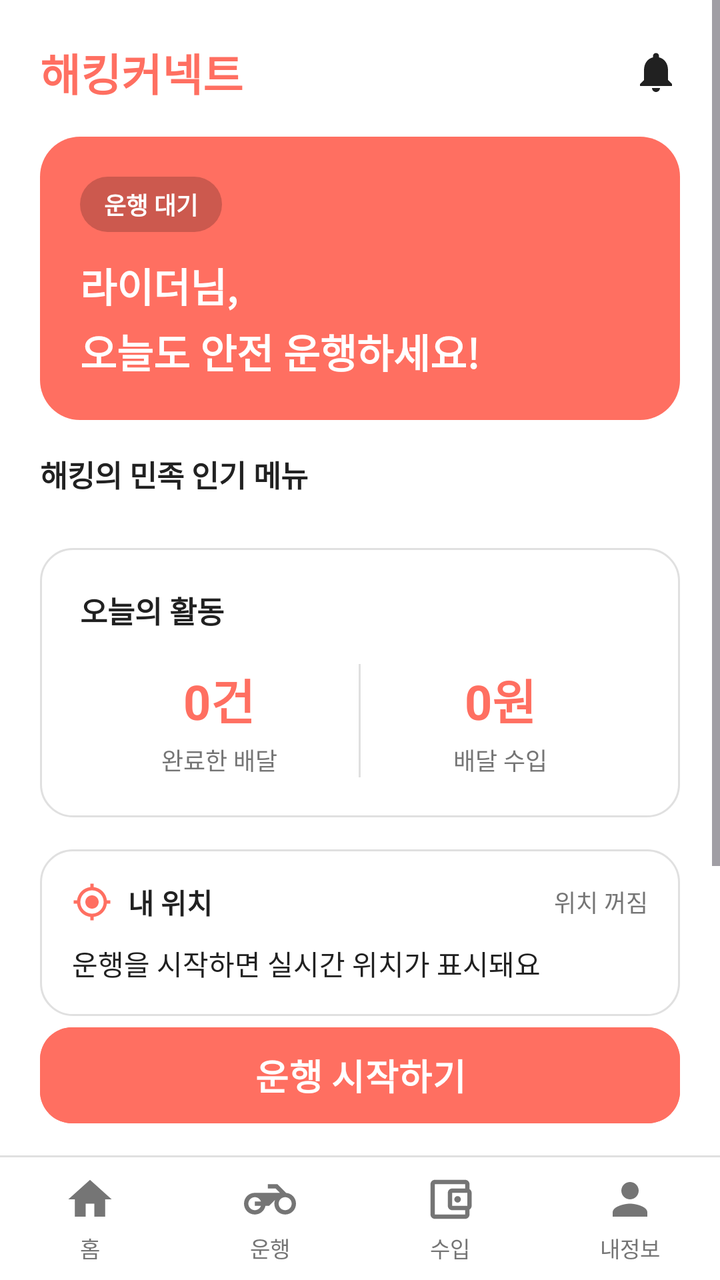
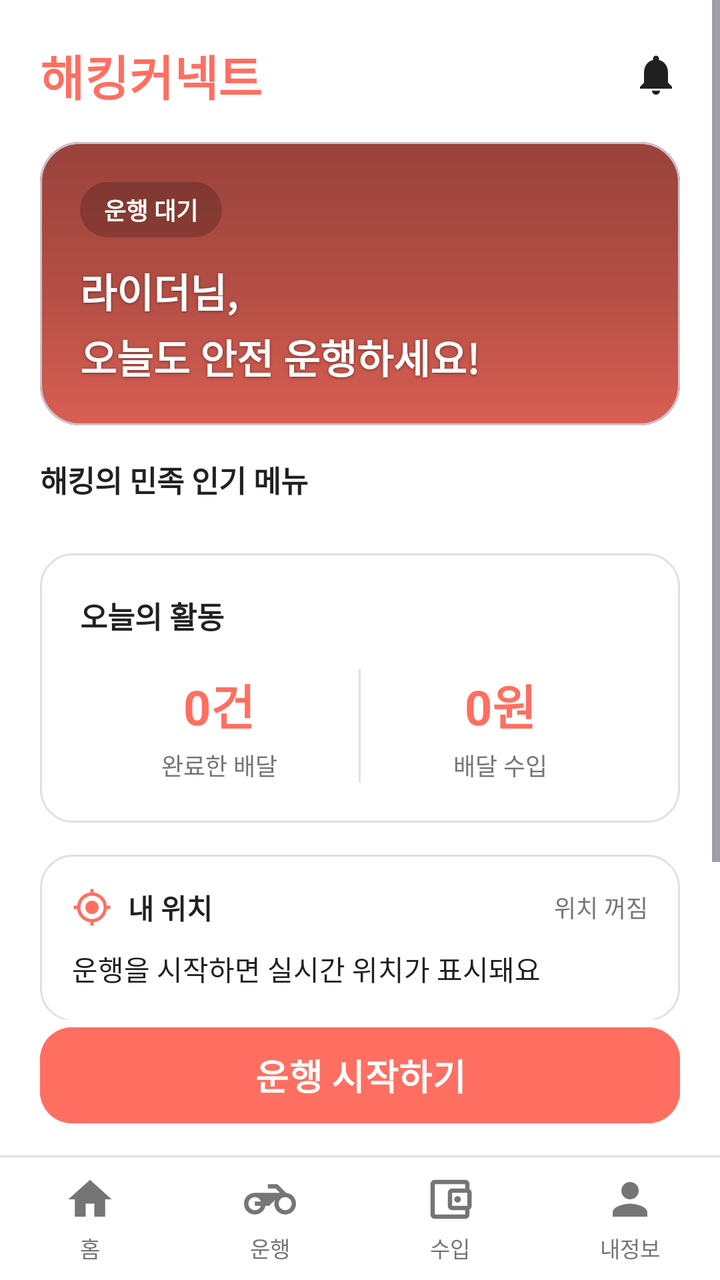

Two renders of the same Android screen: before a commit and after it. Below are the layout's source before the change and the commit's diff.
<!-- AndroidManifest.xml: application theme Theme.Connect -->
<!-- res/layout/activity_home.xml -->
<?xml version="1.0" encoding="utf-8"?>
<LinearLayout xmlns:android="http://schemas.android.com/apk/res/android"
    xmlns:app="http://schemas.android.com/apk/res-auto"
    android:layout_width="match_parent"
    android:layout_height="match_parent"
    android:orientation="vertical"
    android:background="@color/bg_deep">

    <ScrollView
        android:layout_width="match_parent"
        android:layout_height="0dp"
        android:layout_weight="1"
        android:fillViewport="true">

        <LinearLayout
            android:layout_width="match_parent"
            android:layout_height="wrap_content"
            android:orientation="vertical"
            android:padding="20dp">

            
            <LinearLayout
                android:layout_width="match_parent"
                android:layout_height="wrap_content"
                android:orientation="horizontal"
                android:gravity="center_vertical"
                android:layout_marginBottom="16dp">

                <TextView
                    android:layout_width="0dp"
                    android:layout_height="wrap_content"
                    android:layout_weight="1"
                    android:text="해킹커넥트"
                    android:textSize="22sp"
                    android:textStyle="bold"
                    android:textColor="@color/coral_primary"/>

                <ImageView
                    android:layout_width="24dp"
                    android:layout_height="24dp"
                    android:src="@drawable/ic_bell"
                    app:tint="@color/text_primary"
                    android:contentDescription="알림"/>
            </LinearLayout>

            
            <LinearLayout
                android:layout_width="match_parent"
                android:layout_height="wrap_content"
                android:orientation="vertical"
                android:background="@drawable/bg_card_coral"
                android:padding="20dp"
                android:layout_marginBottom="16dp">

                <TextView
                    android:id="@+id/tv_duty_state"
                    android:layout_width="wrap_content"
                    android:layout_height="wrap_content"
                    android:text="운행 대기"
                    android:textSize="12sp"
                    android:textStyle="bold"
                    android:textColor="#FFFFFF"
                    android:background="@drawable/bg_chip_off_duty"
                    android:paddingStart="12dp"
                    android:paddingEnd="12dp"
                    android:paddingTop="5dp"
                    android:paddingBottom="5dp"
                    android:layout_marginBottom="12dp"/>

                <TextView
                    android:id="@+id/tv_greeting"
                    android:layout_width="wrap_content"
                    android:layout_height="wrap_content"
                    android:text="라이더님,\n오늘도 안전 운행하세요!"
                    android:textSize="20sp"
                    android:textStyle="bold"
                    android:textColor="#FFFFFF"
                    android:lineSpacingExtra="4dp"/>
            </LinearLayout>

            
            <LinearLayout
                android:id="@+id/section_menus"
                android:layout_width="match_parent"
                android:layout_height="wrap_content"
                android:orientation="vertical"
                android:layout_marginBottom="16dp">

                <TextView
                    android:layout_width="wrap_content"
                    android:layout_height="wrap_content"
                    android:text="해킹의 민족 인기 메뉴"
                    android:textSize="15sp"
                    android:textStyle="bold"
                    android:textColor="@color/text_primary"
                    android:layout_marginBottom="10dp"/>

                <androidx.recyclerview.widget.RecyclerView
                    android:id="@+id/rv_menus"
                    android:layout_width="match_parent"
                    android:layout_height="wrap_content"
                    android:clipToPadding="false"
                    android:nestedScrollingEnabled="false"/>
            </LinearLayout>

            
            <LinearLayout
                android:layout_width="match_parent"
                android:layout_height="wrap_content"
                android:orientation="vertical"
                android:background="@drawable/bg_card"
                android:padding="20dp"
                android:layout_marginBottom="16dp">

                <TextView
                    android:layout_width="wrap_content"
                    android:layout_height="wrap_content"
                    android:text="오늘의 활동"
                    android:textSize="15sp"
                    android:textStyle="bold"
                    android:textColor="@color/text_primary"
                    android:layout_marginBottom="16dp"/>

                <LinearLayout
                    android:layout_width="match_parent"
                    android:layout_height="wrap_content"
                    android:orientation="horizontal">

                    <LinearLayout
                        android:layout_width="0dp"
                        android:layout_height="wrap_content"
                        android:layout_weight="1"
                        android:orientation="vertical"
                        android:gravity="center">

                        <TextView
                            android:id="@+id/tv_today_count"
                            android:layout_width="wrap_content"
                            android:layout_height="wrap_content"
                            android:text="0건"
                            android:textSize="24sp"
                            android:textStyle="bold"
                            android:textColor="@color/coral_primary"/>

                        <TextView
                            android:layout_width="wrap_content"
                            android:layout_height="wrap_content"
                            android:text="완료한 배달"
                            android:textSize="12sp"
                            android:textColor="@color/text_secondary"
                            android:layout_marginTop="4dp"/>
                    </LinearLayout>

                    <View
                        android:layout_width="1dp"
                        android:layout_height="match_parent"
                        android:background="@color/stroke_dim"/>

                    <LinearLayout
                        android:layout_width="0dp"
                        android:layout_height="wrap_content"
                        android:layout_weight="1"
                        android:orientation="vertical"
                        android:gravity="center">

                        <TextView
                            android:id="@+id/tv_today_earn"
                            android:layout_width="wrap_content"
                            android:layout_height="wrap_content"
                            android:text="0원"
                            android:textSize="24sp"
                            android:textStyle="bold"
                            android:textColor="@color/coral_primary"/>

                        <TextView
                            android:layout_width="wrap_content"
                            android:layout_height="wrap_content"
                            android:text="배달 수입"
                            android:textSize="12sp"
                            android:textColor="@color/text_secondary"
                            android:layout_marginTop="4dp"/>
                    </LinearLayout>
                </LinearLayout>
            </LinearLayout>

            
            <LinearLayout
                android:id="@+id/card_location"
                android:layout_width="match_parent"
                android:layout_height="wrap_content"
                android:orientation="vertical"
                android:background="@drawable/bg_card"
                android:padding="16dp"
                android:layout_marginBottom="16dp">

                <LinearLayout
                    android:layout_width="match_parent"
                    android:layout_height="wrap_content"
                    android:orientation="horizontal"
                    android:gravity="center_vertical">

                    <ImageView
                        android:layout_width="20dp"
                        android:layout_height="20dp"
                        android:src="@drawable/ic_gps"
                        app:tint="@color/coral_primary"
                        android:contentDescription="실시간 위치"/>

                    <TextView
                        android:layout_width="0dp"
                        android:layout_height="wrap_content"
                        android:layout_weight="1"
                        android:text="내 위치"
                        android:textSize="14sp"
                        android:textStyle="bold"
                        android:textColor="@color/text_primary"
                        android:layout_marginStart="8dp"/>

                    <View
                        android:id="@+id/dot_live"
                        android:layout_width="8dp"
                        android:layout_height="8dp"
                        android:background="@drawable/bg_dot_live"
                        android:layout_marginEnd="6dp"
                        android:visibility="gone"/>

                    <TextView
                        android:id="@+id/tv_location_state"
                        android:layout_width="wrap_content"
                        android:layout_height="wrap_content"
                        android:text="위치 꺼짐"
                        android:textSize="12sp"
                        android:textColor="@color/text_secondary"/>
                </LinearLayout>

                <TextView
                    android:id="@+id/tv_location_address"
                    android:layout_width="match_parent"
                    android:layout_height="wrap_content"
                    android:text="운행을 시작하면 실시간 위치가 표시돼요"
                    android:textSize="14sp"
                    android:textColor="@color/text_primary"
                    android:layout_marginTop="10dp"/>

                <TextView
                    android:id="@+id/tv_location_coords"
                    android:layout_width="match_parent"
                    android:layout_height="wrap_content"
                    android:text=""
                    android:textSize="12sp"
                    android:textColor="@color/text_secondary"
                    android:fontFamily="monospace"
                    android:layout_marginTop="4dp"
                    android:visibility="gone"/>
            </LinearLayout>

            
            <LinearLayout
                android:id="@+id/card_new_calls"
                android:layout_width="match_parent"
                android:layout_height="wrap_content"
                android:orientation="horizontal"
                android:gravity="center_vertical"
                android:background="@drawable/bg_card"
                android:padding="16dp"
                android:clickable="true"
                android:focusable="true">

                <ImageView
                    android:layout_width="24dp"
                    android:layout_height="24dp"
                    android:src="@drawable/ic_scooter"
                    app:tint="@color/coral_primary"
                    android:contentDescription="신규 콜"/>

                <TextView
                    android:id="@+id/tv_new_calls"
                    android:layout_width="0dp"
                    android:layout_height="wrap_content"
                    android:layout_weight="1"
                    android:text="대기 중인 신규 콜이 없어요"
                    android:textSize="14sp"
                    android:textColor="@color/text_primary"
                    android:layout_marginStart="12dp"/>

                <ImageView
                    android:layout_width="20dp"
                    android:layout_height="20dp"
                    android:src="@drawable/ic_chevron_right"
                    app:tint="@color/text_secondary"
                    android:contentDescription="콜 목록으로"/>
            </LinearLayout>

        </LinearLayout>
    </ScrollView>

    
    <Button
        android:id="@+id/btn_duty"
        android:layout_width="match_parent"
        android:layout_height="56dp"
        android:layout_marginStart="20dp"
        android:layout_marginEnd="20dp"
        android:layout_marginBottom="12dp"
        android:text="운행 시작하기"
        android:textSize="18sp"
        android:textStyle="bold"
        android:textColor="#FFFFFF"
        android:backgroundTint="@color/coral_primary"
        app:cornerRadius="16dp"/>

    <include layout="@layout/bottom_nav"/>

</LinearLayout>
<!-- res/layout/bottom_nav.xml (included above) -->
<?xml version="1.0" encoding="utf-8"?>
<LinearLayout xmlns:android="http://schemas.android.com/apk/res/android"
    xmlns:app="http://schemas.android.com/apk/res-auto"
    android:id="@+id/bottom_nav_root"
    android:layout_width="match_parent"
    android:layout_height="wrap_content"
    android:orientation="vertical"
    android:background="@color/bg_deep">

    <View
        android:layout_width="match_parent"
        android:layout_height="1dp"
        android:background="@color/stroke_dim"/>

    <LinearLayout
        android:layout_width="match_parent"
        android:layout_height="wrap_content"
        android:orientation="horizontal"
        android:paddingTop="8dp"
        android:paddingBottom="8dp">

        
        <LinearLayout
            android:id="@+id/nav_home"
            android:layout_width="0dp"
            android:layout_height="wrap_content"
            android:layout_weight="1"
            android:orientation="vertical"
            android:gravity="center"
            android:clickable="true"
            android:focusable="true"
            android:background="?attr/selectableItemBackgroundBorderless">

            <ImageView
                android:id="@+id/nav_home_icon"
                android:layout_width="26dp"
                android:layout_height="26dp"
                android:src="@drawable/ic_home"
                app:tint="@color/text_secondary"
                android:contentDescription="홈"/>

            <TextView
                android:id="@+id/nav_home_label"
                android:layout_width="wrap_content"
                android:layout_height="wrap_content"
                android:text="홈"
                android:textSize="11sp"
                android:textColor="@color/text_secondary"
                android:layout_marginTop="3dp"/>
        </LinearLayout>

        
        <LinearLayout
            android:id="@+id/nav_delivery"
            android:layout_width="0dp"
            android:layout_height="wrap_content"
            android:layout_weight="1"
            android:orientation="vertical"
            android:gravity="center"
            android:clickable="true"
            android:focusable="true"
            android:background="?attr/selectableItemBackgroundBorderless">

            <FrameLayout
                android:layout_width="wrap_content"
                android:layout_height="wrap_content">

                <ImageView
                    android:id="@+id/nav_delivery_icon"
                    android:layout_width="26dp"
                    android:layout_height="26dp"
                    android:src="@drawable/ic_scooter"
                    app:tint="@color/text_secondary"
                    android:contentDescription="운행"/>

                <TextView
                    android:id="@+id/tv_delivery_badge"
                    android:layout_width="wrap_content"
                    android:layout_height="16dp"
                    android:minWidth="16dp"
                    android:layout_gravity="top|end"
                    android:background="@drawable/bg_notice_badge"
                    android:gravity="center"
                    android:paddingStart="4dp"
                    android:paddingEnd="4dp"
                    android:text=""
                    android:textColor="#FFFFFF"
                    android:textSize="9sp"
                    android:textStyle="bold"
                    android:visibility="gone"/>

            </FrameLayout>

            <TextView
                android:id="@+id/nav_delivery_label"
                android:layout_width="wrap_content"
                android:layout_height="wrap_content"
                android:text="운행"
                android:textSize="11sp"
                android:textColor="@color/text_secondary"
                android:layout_marginTop="3dp"/>
        </LinearLayout>

        
        <LinearLayout
            android:id="@+id/nav_earnings"
            android:layout_width="0dp"
            android:layout_height="wrap_content"
            android:layout_weight="1"
            android:orientation="vertical"
            android:gravity="center"
            android:clickable="true"
            android:focusable="true"
            android:background="?attr/selectableItemBackgroundBorderless">

            <ImageView
                android:id="@+id/nav_earnings_icon"
                android:layout_width="26dp"
                android:layout_height="26dp"
                android:src="@drawable/ic_wallet"
                app:tint="@color/text_secondary"
                android:contentDescription="수입"/>

            <TextView
                android:id="@+id/nav_earnings_label"
                android:layout_width="wrap_content"
                android:layout_height="wrap_content"
                android:text="수입"
                android:textSize="11sp"
                android:textColor="@color/text_secondary"
                android:layout_marginTop="3dp"/>
        </LinearLayout>

        
        <LinearLayout
            android:id="@+id/nav_mypage"
            android:layout_width="0dp"
            android:layout_height="wrap_content"
            android:layout_weight="1"
            android:orientation="vertical"
            android:gravity="center"
            android:clickable="true"
            android:focusable="true"
            android:background="?attr/selectableItemBackgroundBorderless">

            <ImageView
                android:id="@+id/nav_mypage_icon"
                android:layout_width="26dp"
                android:layout_height="26dp"
                android:src="@drawable/ic_person"
                app:tint="@color/text_secondary"
                android:contentDescription="내정보"/>

            <TextView
                android:id="@+id/nav_mypage_label"
                android:layout_width="wrap_content"
                android:layout_height="wrap_content"
                android:text="내정보"
                android:textSize="11sp"
                android:textColor="@color/text_secondary"
                android:layout_marginTop="3dp"/>
        </LinearLayout>

    </LinearLayout>

</LinearLayout>
<!-- resources referenced by this layout -->
<resources>
  <color name="bg_deep">#FFFFFF</color>
  <color name="coral_primary">#FF6F61</color>
  <color name="stroke_dim">#E0E0E0</color>
  <color name="text_primary">#212121</color>
  <color name="text_secondary">#757575</color>
  <!-- drawable bg_card (drawable) -->
  <shape xmlns:android="http://schemas.android.com/apk/res/android">
      <solid android:color="@color/bg_deep"/>
      <stroke android:width="1dp" android:color="@color/stroke_dim"/>
      <corners android:radius="16dp"/>
  </shape>
  <!-- drawable bg_card_coral (drawable) -->
  <shape xmlns:android="http://schemas.android.com/apk/res/android">
      <solid android:color="@color/coral_primary"/>
      <corners android:radius="20dp"/>
  </shape>
  <!-- drawable bg_chip_off_duty (drawable) -->
  <shape xmlns:android="http://schemas.android.com/apk/res/android">
      <solid android:color="#33000000"/>
      <corners android:radius="999dp"/>
  </shape>
  <!-- drawable bg_dot_live (drawable) -->
  <shape xmlns:android="http://schemas.android.com/apk/res/android" android:shape="oval">
      <solid android:color="@color/text_terminal_green"/>
      <size android:width="8dp" android:height="8dp"/>
  </shape>
  <!-- drawable bg_notice_badge (drawable) -->
  <?xml version="1.0" encoding="utf-8"?>
  <shape xmlns:android="http://schemas.android.com/apk/res/android" android:shape="oval">
      <solid android:color="#F0338D" />
  </shape>
  <!-- drawable ic_bell (drawable) -->
  <vector xmlns:android="http://schemas.android.com/apk/res/android"
      android:width="24dp"
      android:height="24dp"
      android:viewportWidth="24"
      android:viewportHeight="24"
      android:tint="?attr/colorControlNormal">
      <path
          android:fillColor="@android:color/white"
          android:pathData="M12,22c1.1,0 2,-0.9 2,-2h-4c0,1.1 0.89,2 2,2zM18,16v-5c0,-3.07 -1.64,-5.64 -4.5,-6.32L13.5,4c0,-0.83 -0.67,-1.5 -1.5,-1.5s-1.5,0.67 -1.5,1.5v0.68C7.63,5.36 6,7.92 6,11v5l-2,2v1h16v-1l-2,-2z"/>
  </vector>
  <!-- drawable ic_chevron_right (drawable) -->
  <vector xmlns:android="http://schemas.android.com/apk/res/android"
      android:width="24dp"
      android:height="24dp"
      android:viewportWidth="24"
      android:viewportHeight="24">
      <path
          android:fillColor="#FF000000"
          android:pathData="M10,6L8.59,7.41 13.17,12l-4.58,4.59L10,18l6,-6z"/>
  </vector>
  <!-- drawable ic_home (drawable) -->
  <vector xmlns:android="http://schemas.android.com/apk/res/android"
      android:width="24dp"
      android:height="24dp"
      android:viewportWidth="24"
      android:viewportHeight="24"
      android:tint="?attr/colorControlNormal">
      <path
          android:fillColor="@android:color/white"
          android:pathData="M10,20v-6h4v6h5v-8h3L12,3 2,12h3v8z"/>
  </vector>
  <!-- drawable ic_person (drawable) -->
  <vector xmlns:android="http://schemas.android.com/apk/res/android"
      android:width="24dp"
      android:height="24dp"
      android:viewportWidth="24"
      android:viewportHeight="24"
      android:tint="?attr/colorControlNormal">
      <path
          android:fillColor="@android:color/white"
          android:pathData="M12,12c2.21,0 4,-1.79 4,-4s-1.79,-4 -4,-4 -4,1.79 -4,4 1.79,4 4,4zM12,14c-2.67,0 -8,1.34 -8,4v2h16v-2c0,-2.66 -5.33,-4 -8,-4z"/>
  </vector>
  <style name="Theme.Connect" parent="Base.Theme.Connect" />
  <color name="text_terminal_green">#2E7D32</color>
  <style name="Base.Theme.Connect" parent="Theme.Material3.DayNight.NoActionBar">
          <item name="colorPrimary">@color/coral_primary</item>
          <item name="colorOnPrimary">@android:color/white</item>
          <item name="colorPrimaryContainer">@color/coral_primary</item>
          <item name="colorOnPrimaryContainer">@android:color/white</item>
          <item name="colorSecondary">@color/coral_primary</item>
          <item name="colorOnSecondary">@android:color/white</item>
          <item name="colorControlActivated">@color/coral_primary</item>
      </style>
  <!-- unchanged entries left out for length: 3 -->
</resources>

<!-- the commit's change to res/layout/activity_home.xml (unified diff, before → after) -->
@@ -31,52 +31,98 @@
                     android:layout_height="wrap_content"
                     android:layout_weight="1"
                     android:text="해킹커넥트"
-                    android:textSize="22sp"
+                    android:textSize="24sp"
                     android:textStyle="bold"
+                    android:letterSpacing="0.01"
+                    android:fontFamily="sans-serif-black"
                     android:textColor="@color/coral_primary"/>
 
                 <ImageView
+                    android:id="@+id/btn_notice"
                     android:layout_width="24dp"
                     android:layout_height="24dp"
                     android:src="@drawable/ic_bell"
                     app:tint="@color/text_primary"
-                    android:contentDescription="알림"/>
+                    android:background="?attr/selectableItemBackgroundBorderless"
+                    android:contentDescription="공지사항"/>
             </LinearLayout>
 
             
-            <LinearLayout
+            <com.google.android.material.card.MaterialCardView
                 android:layout_width="match_parent"
                 android:layout_height="wrap_content"
-                android:orientation="vertical"
-                android:background="@drawable/bg_card_coral"
-                android:padding="20dp"
+                app:cardCornerRadius="20dp"
+                app:cardElevation="0dp"
                 android:layout_marginBottom="16dp">
 
-                <TextView
-                    android:id="@+id/tv_duty_state"
-                    android:layout_width="wrap_content"
-                    android:layout_height="wrap_content"
-                    android:text="운행 대기"
-                    android:textSize="12sp"
-                    android:textStyle="bold"
-                    android:textColor="#FFFFFF"
-                    android:background="@drawable/bg_chip_off_duty"
-                    android:paddingStart="12dp"
-                    android:paddingEnd="12dp"
-                    android:paddingTop="5dp"
-                    android:paddingBottom="5dp"
-                    android:layout_marginBottom="12dp"/>
-
-                <TextView
-                    android:id="@+id/tv_greeting"
-                    android:layout_width="wrap_content"
-                    android:layout_height="wrap_content"
-                    android:text="라이더님,\n오늘도 안전 운행하세요!"
-                    android:textSize="20sp"
-                    android:textStyle="bold"
-                    android:textColor="#FFFFFF"
-                    android:lineSpacingExtra="4dp"/>
-            </LinearLayout>
+                <FrameLayout
+                    android:layout_width="match_parent"
+                    android:layout_height="wrap_content">
+
+                    <ImageView
+                        android:id="@+id/iv_weather_bg"
+                        android:layout_width="match_parent"
+                        android:layout_height="match_parent"
+                        android:scaleType="centerCrop"
+                        android:src="@color/coral_primary"
+                        android:contentDescription="날씨 배경"/>
+
+                    <View
+                        android:layout_width="match_parent"
+                        android:layout_height="match_parent"
+                        android:background="@drawable/scrim_hero"/>
+
+                    <LinearLayout
+                        android:layout_width="match_parent"
+                        android:layout_height="wrap_content"
+                        android:orientation="vertical"
+                        android:padding="20dp">
+
+                        <TextView
+                            android:id="@+id/tv_duty_state"
+                            android:layout_width="wrap_content"
+                            android:layout_height="wrap_content"
+                            android:text="운행 대기"
+                            android:textSize="12sp"
+                            android:textStyle="bold"
+                            android:textColor="#FFFFFF"
+                            android:background="@drawable/bg_chip_off_duty"
+                            android:paddingStart="12dp"
+                            android:paddingEnd="12dp"
+                            android:paddingTop="5dp"
+                            android:paddingBottom="5dp"
+                            android:layout_marginBottom="12dp"/>
+
+                        <TextView
+                            android:id="@+id/tv_greeting"
+                            android:layout_width="wrap_content"
+                            android:layout_height="wrap_content"
+                            android:text="라이더님,\n오늘도 안전 운행하세요!"
+                            android:textSize="20sp"
+                            android:textStyle="bold"
+                            android:textColor="#FFFFFF"
+                            android:shadowColor="#66000000"
+                            android:shadowDx="0"
+                            android:shadowDy="1"
+                            android:shadowRadius="4"
+                            android:lineSpacingExtra="4dp"/>
+
+                        <TextView
+                            android:id="@+id/tv_weather"
+                            android:layout_width="wrap_content"
+                            android:layout_height="wrap_content"
+                            android:text=""
+                            android:textSize="13sp"
+                            android:textColor="#FFFFFF"
+                            android:shadowColor="#66000000"
+                            android:shadowDx="0"
+                            android:shadowDy="1"
+                            android:shadowRadius="4"
+                            android:layout_marginTop="10dp"
+                            android:visibility="gone"/>
+                    </LinearLayout>
+                </FrameLayout>
+            </com.google.android.material.card.MaterialCardView>
 
             
             <LinearLayout
@@ -191,7 +237,9 @@
                 android:orientation="vertical"
                 android:background="@drawable/bg_card"
                 android:padding="16dp"
-                android:layout_marginBottom="16dp">
+                android:layout_marginBottom="16dp"
+                android:clickable="true"
+                android:focusable="true">
 
                 <LinearLayout
                     android:layout_width="match_parent"
<!-- resource entries referenced after the edit -->
@@ -10,11 +10,6 @@
       <solid android:color="@color/bg_deep"/>
       <stroke android:width="1dp" android:color="@color/stroke_dim"/>
       <corners android:radius="16dp"/>
-  </shape>
-  <!-- drawable bg_card_coral (drawable) -->
-  <shape xmlns:android="http://schemas.android.com/apk/res/android">
-      <solid android:color="@color/coral_primary"/>
-      <corners android:radius="20dp"/>
   </shape>
   <!-- drawable bg_chip_off_duty (drawable) -->
   <shape xmlns:android="http://schemas.android.com/apk/res/android">
@@ -74,6 +69,14 @@
           android:fillColor="@android:color/white"
           android:pathData="M12,12c2.21,0 4,-1.79 4,-4s-1.79,-4 -4,-4 -4,1.79 -4,4 1.79,4 4,4zM12,14c-2.67,0 -8,1.34 -8,4v2h16v-2c0,-2.66 -5.33,-4 -8,-4z"/>
   </vector>
+  <!-- drawable scrim_hero (drawable) -->
+  <shape xmlns:android="http://schemas.android.com/apk/res/android">
+      <gradient
+          android:angle="270"
+          android:startColor="#66000000"
+          android:centerColor="#4D000000"
+          android:endColor="#26000000"/>
+  </shape>
   <style name="Theme.Connect" parent="Base.Theme.Connect" />
   <color name="text_terminal_green">#2E7D32</color>
   <style name="Base.Theme.Connect" parent="Theme.Material3.DayNight.NoActionBar">
